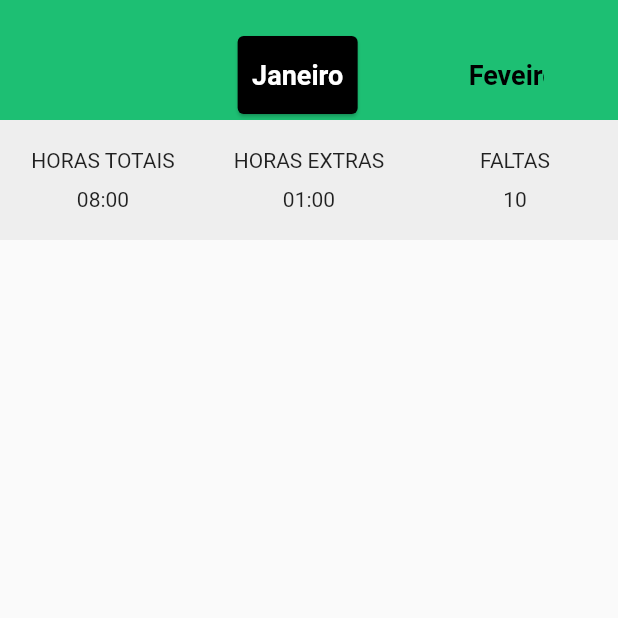
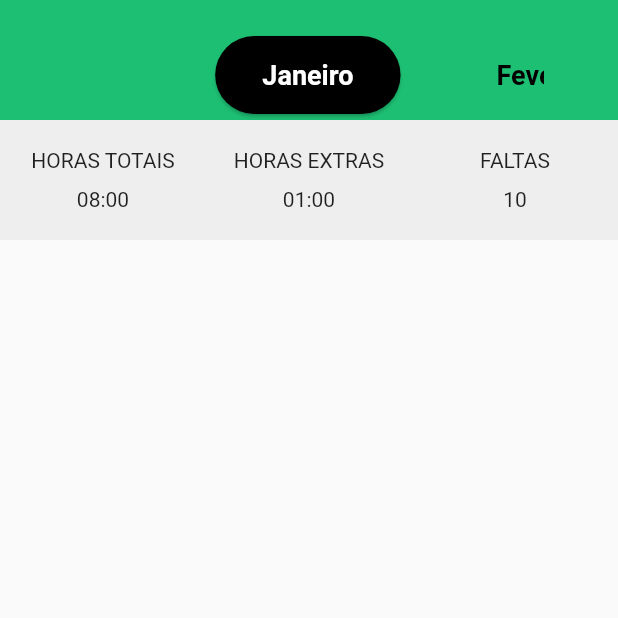
Before and after one commit to upPlay-company/via-ponto, a Flutter app: the RelatorioMonth screen opened directly, after a tap on "Janeiro", on a phone screen of 412 x 824 dp, the top half of it. Run offline on Flutter 3.47's test engine with Material 2 defaults, Android fonts, the phone set to English and light mode, and no system bars; our stand-ins replace bubble_tab_indicator, date_picker_timeline, flutter_mobx, geolocator, get_it, mobx and 3 more; missing offline and left inert: bmnav, location_permissions, slide_digital_clock; accounts and stored records are empty; generated files the repository leaves out were written again; network calls fail; statements that could not run were skipped.

Commit message:
Estilização dorelatorio_month, report_month

```diff
--- a/lib/screens/relatorio/components/relatorio_month.dart
+++ b/lib/screens/relatorio/components/relatorio_month.dart
@@ -1,3 +1,5 @@
+import 'dart:math';
+
 import 'package:flutter/material.dart';
 import 'package:flutter_mobx/flutter_mobx.dart';
 import 'package:viaponto_oficial/model/bater_ponto/bater_ponto.dart';
@@ -169,15 +171,17 @@ class _RelatorioMonthState extends State<RelatorioMonth> {
   Widget returnMonthcurrent(int index, int monthIndex) {
     return Padding(
       padding: EdgeInsets.only(
-        left: 30,
-        right: 30,
+        left: 25,
+        right: 25,
       ),
       child: month[index] == monthIndex
           ? Card(
+              shape: RoundedRectangleBorder(
+                borderRadius: BorderRadius.circular(100),
+              ),
               color: Colors.black,
               child: Container(
-                height: 80,
-                width: 80,
+                width: MediaQuery.of(context).size.width * .3,
                 child: Center(
                   child: Text(
                     returnMesString(
--- a/lib/screens/relatorio/components/report_month.dart
+++ b/lib/screens/relatorio/components/report_month.dart
@@ -16,7 +16,6 @@ class ReportMonth extends StatelessWidget {
 
   @override
   Widget build(BuildContext context) {
-    print("Mes: $month");
     if (month == ponto.created.month)
       return Container(
         child: Column(
```
